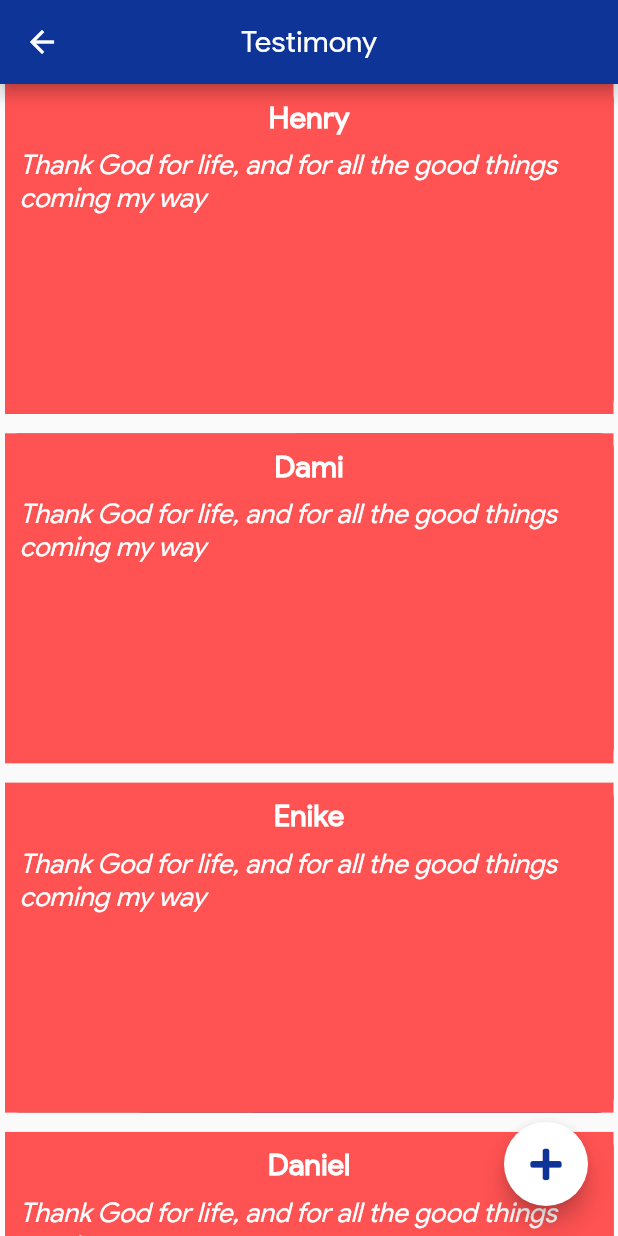
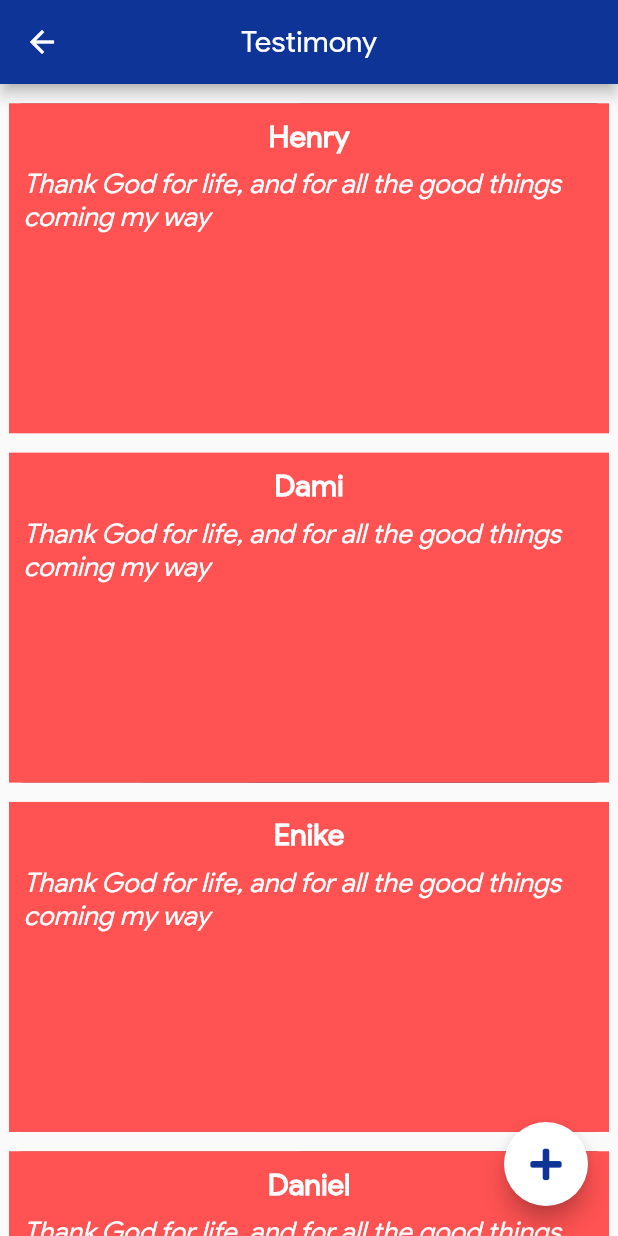
Before and after one commit to henryadebayo/Stea_app, a Flutter app: the TestimonyPage screen opened directly, on a phone screen of 412 x 824 dp. Run offline on Flutter 3.47's test engine with Material 2 defaults, Android fonts, the phone set to English and light mode, and no system bars; our stand-ins replace firebase_core, firebase_storage, flutter_screenutil, font_awesome_flutter, image_picker, permission_handler; accounts and stored records are empty.

```diff
--- a/lib/pages/testimonyPage.dart
+++ b/lib/pages/testimonyPage.dart
@@ -27,7 +27,7 @@ class _TestimonyPageState extends State<TestimonyPage> {
       ),
       body: Stack(children: [
         Padding(
-          padding: EdgeInsets.only(left: 3.0, right: 3.0),
+          padding: EdgeInsets.only(left: 5.0.w, right: 5.0.w, top: 10.0.h),
           child: ListView.builder(
               scrollDirection: Axis.vertical,
               itemCount: tes.length,
--- a/lib/widgets/testimonyItem.dart
+++ b/lib/widgets/testimonyItem.dart
@@ -1,4 +1,5 @@
 import 'package:flutter/material.dart';
+import 'package:flutter_screenutil/flutter_screenutil.dart';
 
 class testimonyItem extends StatelessWidget {
   String testifyerName;
@@ -16,6 +17,8 @@ class testimonyItem extends StatelessWidget {
             image: AssetImage("images/icon1.png"), fit: BoxFit.cover),
       ),
       child: Container(
+        height: 100.h,
+        width: 180.w,
         decoration: BoxDecoration(color: Colors.redAccent),
         child: Column(
           children: [
```
